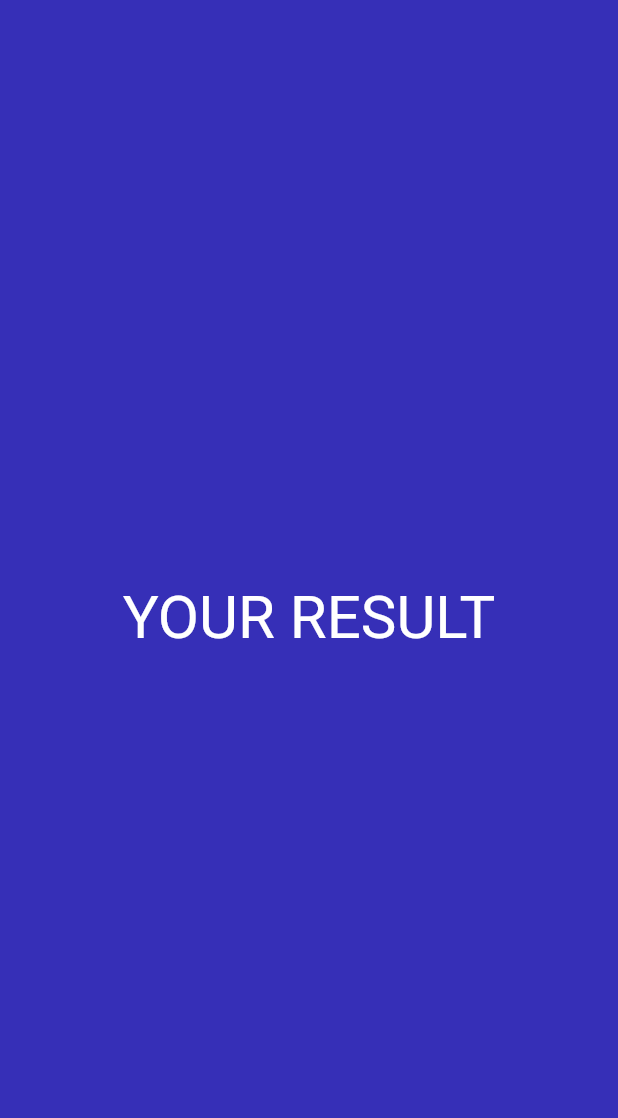
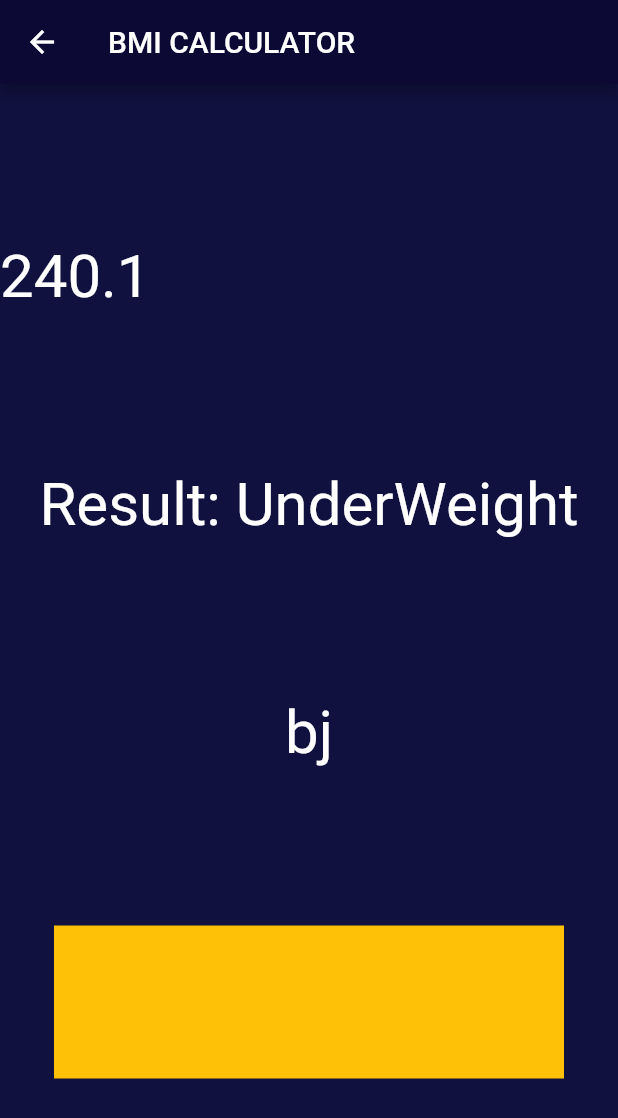
Before and after one commit to Hari15112003/BMI_Calculator, a Flutter app: the screen it shows after launch, after a tap on the "add circle" icon, after a tap on the "remove circle" icon, after a tap on "CALCULATE BMI", on a phone screen of 412 x 824 dp. Shown: the top 1118 px of the screen. Run offline on Flutter 3.47's test engine with Material 2 defaults, Android fonts, the phone set to English and light mode, and no system bars.

Commit message:
commit -4

```diff
--- a/lib/main.dart
+++ b/lib/main.dart
@@ -1,4 +1,5 @@
 import 'package:flutter/material.dart';
+import 'dart:math';
 import 'show.dart';
 
 const inactivecardColor = Color.fromARGB(255, 14, 42, 132);
@@ -8,11 +9,11 @@ void main() {
     theme:
         //slider _ ku changing the properties of slider
         ThemeData(
-            sliderTheme: SliderThemeData(
+            sliderTheme: const SliderThemeData(
       // tickMarkShape: ,
       showValueIndicator: ShowValueIndicator.always,
     )),
-    home: MyApp(),
+    home: const MyApp(),
     debugShowCheckedModeBanner: false,
   ));
 }
@@ -27,14 +28,15 @@ class MyApp extends StatefulWidget {
 class _MyAppState extends State<MyApp> {
   //slider value
   double rating = 0;
-  var hello = 0;
-  var weight = 0;
-  // var height = 0;
+  late var hello = 0; //height
+  late var _weight = 0; //weight
   var age = 0;
   bool enabled = false;
 
   Color malecardColor = inactivecardColor;
   Color femalecardColor = inactivecardColor;
+
+  calculator calc = calculator(height: 57, weight: 78);
 
   //method takes input as gender to check whether m/f
   void updateColor(int gender) {
@@ -59,11 +61,11 @@ class _MyAppState extends State<MyApp> {
   @override
   Widget build(BuildContext context) {
     return Scaffold(
-        backgroundColor: Color.fromARGB(255, 16, 17, 63),
+        backgroundColor: const Color.fromARGB(255, 16, 17, 63),
         appBar: AppBar(
-          title: Text("BMI CALCULATOR"),
+          title: const Text("BMI CALCULATOR"),
           centerTitle: true,
-          backgroundColor: Color.fromARGB(243, 12, 10, 53),
+          backgroundColor: const Color.fromARGB(243, 12, 10, 53),
           shape:
               RoundedRectangleBorder(borderRadius: BorderRadius.circular(15.0)),
         ),
@@ -84,7 +86,7 @@ class _MyAppState extends State<MyApp> {
                     colour: malecardColor,
                     childpro: Column(
                       mainAxisAlignment: MainAxisAlignment.spaceEvenly,
-                      children: [
+                      children: const [
                         Icon(
                           Icons.male,
                           color: Colors.white,
@@ -108,7 +110,7 @@ class _MyAppState extends State<MyApp> {
                     colour: femalecardColor,
                     childpro: Column(
                       mainAxisAlignment: MainAxisAlignment.spaceEvenly,
-                      children: [
+                      children: const [
                         Icon(
                           Icons.female,
                           color: Colors.white,
@@ -124,15 +126,32 @@ class _MyAppState extends State<MyApp> {
                 ),
               ],
             ),
-            SizedBox(height: 3.0),
+            const SizedBox(height: 3.0),
             Container(
+              width: 340.0,
+              height: 120.0,
+              decoration: BoxDecoration(
+                borderRadius: BorderRadius.circular(15),
+                color: Colors.white,
+                // color: Color.fromARGB(255, 14, 42, 132),
+                boxShadow: const [
+                  BoxShadow(
+                    color: Color.fromARGB(255, 12, 62, 228),
+                    offset: Offset(0.4, 0.2),
+                    blurRadius: 5.0,
+                    spreadRadius: 4.0,
+                    blurStyle: BlurStyle.normal,
+                  ),
+                  BoxShadow(color: Color.fromARGB(171, 17, 27, 47))
+                ],
+              ),
               child: Column(
                 mainAxisAlignment: MainAxisAlignment.spaceEvenly,
                 children: [
-                  SizedBox(
+                  const SizedBox(
                     height: 2.0,
                   ),
-                  Text(
+                  const Text(
                     "Height",
                     style: TextStyle(fontSize: 20.0),
                   ),
@@ -141,12 +160,12 @@ class _MyAppState extends State<MyApp> {
                     children: [
                       Text(
                         "$hello",
-                        style: TextStyle(
+                        style: const TextStyle(
                           fontSize: 20,
                         ),
                       ),
                       Column(
-                        children: [
+                        children: const [
                           SizedBox(
                             height: 5.0,
                           ),
@@ -177,52 +196,35 @@ class _MyAppState extends State<MyApp> {
 
                     // activeColor: Colors.red,
                     // inactiveColor: Colors.yellow,
-                    thumbColor: Colors.white,
+                    thumbColor: Color.fromARGB(255, 21, 45, 121),
                     mouseCursor: MouseCursor.defer,
                   ),
                 ],
               ),
-              width: 340.0,
-              height: 120.0,
-              decoration: BoxDecoration(
-                borderRadius: BorderRadius.circular(15),
-                color: Colors.white,
-                // color: Color.fromARGB(255, 14, 42, 132),
-                boxShadow: [
-                  BoxShadow(
-                    color: Color.fromARGB(255, 12, 62, 228),
-                    offset: Offset(0.4, 0.2),
-                    blurRadius: 5.0,
-                    spreadRadius: 4.0,
-                    blurStyle: BlurStyle.normal,
-                  ),
-                  BoxShadow(color: Color.fromARGB(171, 17, 27, 47))
-                ],
-              ),
             ),
-            SizedBox(height: 2.0),
+            const SizedBox(height: 2.0),
             Row(
               mainAxisAlignment: MainAxisAlignment.spaceEvenly,
               children: [
                 card(
-                  colour: Color.fromARGB(255, 14, 42, 132),
+                  colour: const Color.fromARGB(255, 14, 42, 132),
                   childpro: Column(
                     mainAxisAlignment: MainAxisAlignment.spaceEvenly,
                     children: [
                       Column(
                         children: [
-                          Text(
+                          const Text(
                             "Weight",
                             style:
                                 TextStyle(color: Colors.white, fontSize: 20.0),
                           ),
-                          SizedBox(
+                          const SizedBox(
                             height: 10.0,
                           ),
                           Text(
-                            "$weight",
-                            style:
-                                TextStyle(color: Colors.white, fontSize: 20.0),
+                            "$_weight",
+                            style: const TextStyle(
+                                color: Colors.white, fontSize: 20.0),
                           )
                         ],
                       ),
@@ -232,10 +234,10 @@ class _MyAppState extends State<MyApp> {
                             IconButton(
                                 onPressed: () {
                                   setState(() {
-                                    weight += 1;
+                                    _weight += 1;
                                   });
                                 },
-                                icon: Icon(
+                                icon: const Icon(
                                   Icons.add_circle,
                                   color: Colors.white,
                                   size: 30.0,
@@ -243,38 +245,38 @@ class _MyAppState extends State<MyApp> {
                             IconButton(
                                 onPressed: () {
                                   setState(() {
-                                    weight -= 1;
-                                    if (weight < 1) {
-                                      weight = 0;
+                                    _weight -= 1;
+                                    if (_weight < 1) {
+                                      _weight = 0;
                                     }
                                   });
                                 },
-                                icon: Icon(Icons.remove_circle,
+                                icon: const Icon(Icons.remove_circle,
                                     color: Colors.white, size: 30.0))
                           ]),
                     ],
                   ),
                 ),
                 card(
-                  colour: Color.fromARGB(255, 14, 42, 132),
+                  colour: const Color.fromARGB(255, 14, 42, 132),
                   childpro: Column(
                     mainAxisAlignment: MainAxisAlignment.spaceEvenly,
                     children: [
                       Column(
                         mainAxisAlignment: MainAxisAlignment.spaceEvenly,
                         children: [
-                          Text(
+                          const Text(
                             "Age",
                             style:
                                 TextStyle(color: Colors.white, fontSize: 20.0),
                           ),
-                          SizedBox(
+                          const SizedBox(
                             height: 10.0,
                           ),
                           Text(
                             "$age",
-                            style:
-                                TextStyle(color: Colors.white, fontSize: 20.0),
+                            style: const TextStyle(
+                                color: Colors.white, fontSize: 20.0),
                           )
                         ],
                       ),
@@ -287,7 +289,7 @@ class _MyAppState extends State<MyApp> {
                                     age += 1;
                                   });
                                 },
-                                icon: Icon(
+                                icon: const Icon(
                                   Icons.add_circle,
                                   color: Colors.white,
                                   size: 30.0,
@@ -301,7 +303,7 @@ class _MyAppState extends State<MyApp> {
                                     }
                                   });
                                 },
-                                icon: Icon(Icons.remove_circle,
+                                icon: const Icon(Icons.remove_circle,
                                     color: Colors.white, size: 30.0))
                           ]),
                     ],
@@ -309,34 +311,30 @@ class _MyAppState extends State<MyApp> {
                 ),
               ],
             ),
-            SizedBox(
+            const SizedBox(
               height: 4.0,
             ),
             GestureDetector(
               onTap: () => {
-                //method calling
+                // method calling
+                // ignore: unnecessary_new
 
                 Navigator.push(
-                    context, MaterialPageRoute(builder: (context) => show())),
-                Colors.white,
+                    context,
+                    MaterialPageRoute(
+                        builder: (context) => show(
+                              bmiresult: calc.calculateBMI(),
+                              result: calc.getresult(),
+                              interpre: calc.interpretation(),
+                            ))),
               },
               child: Container(
-                child: Center(
-                  child: Text(
-                    "CALCULATE BMI",
-                    selectionColor: Colors.white,
-                    style: TextStyle(
-                      color: Colors.blue,
-                      fontSize: 21,
-                    ),
-                  ),
-                ),
                 width: 290.0,
                 height: 50.0,
                 decoration: BoxDecoration(
                   borderRadius: BorderRadius.circular(15),
-                  color: Color.fromARGB(171, 2, 31, 91),
-                  boxShadow: [
+                  color: const Color.fromARGB(171, 2, 31, 91),
+                  boxShadow: const [
                     BoxShadow(
                       color: Color.fromARGB(255, 21, 45, 121),
                       offset: Offset(0.5, 0.5),
@@ -347,6 +345,16 @@ class _MyAppState extends State<MyApp> {
                     BoxShadow(color: Color.fromARGB(171, 2, 31, 91))
                   ],
                 ),
+                child: const Center(
+                  child: Text(
+                    "CALCULATE BMI",
+                    selectionColor: Colors.white,
+                    style: TextStyle(
+                      color: Colors.blue,
+                      fontSize: 21,
+                    ),
+                  ),
+                ),
               ),
             ),
           ],
@@ -356,11 +364,11 @@ class _MyAppState extends State<MyApp> {
 
 class card extends StatelessWidget {
   // creating constructor
-  card({this.childpro, required this.colour});
+  const card({this.childpro, required this.colour});
 
   final Color colour;
   final childpro;
-  double _rating = 20;
+  final double _rating = 20;
 
   @override
   Widget build(BuildContext context) {
@@ -371,7 +379,7 @@ class card extends StatelessWidget {
       decoration: BoxDecoration(
         color: colour,
         borderRadius: BorderRadius.circular(15),
-        boxShadow: [
+        boxShadow: const [
           BoxShadow(
             offset: Offset(2.0, 2.0),
             blurRadius: 5.0,
@@ -384,3 +392,37 @@ class card extends StatelessWidget {
     );
   }
 }
+
+class calculator {
+  double _bmi = 0.0;
+
+  final int height;
+  final int weight;
+  // using late here just read it
+  calculator({required this.height, required this.weight});
+
+  String calculateBMI() {
+    double _bmi = weight / pow(height / 100, 2);
+    return _bmi.toStringAsFixed(1); // how many decimal point -1
+  }
+
+  String getresult() {
+    if (_bmi >= 25) {
+      return "Overright";
+    } else if (_bmi > 18.5) {
+      return "Normal";
+    } else {
+      return "UnderWeight";
+    }
+  }
+
+  String interpretation() {
+    if (_bmi >= 25) {
+      return "hj";
+    } else if (_bmi > 18.5) {
+      return "mhv";
+    } else {
+      return "bj";
+    }
+  }
+}
--- a/lib/show.dart
+++ b/lib/show.dart
@@ -1,28 +1,55 @@
 import 'package:flutter/material.dart';
 import 'dart:math';
 
-class show extends StatefulWidget {
-  const show({super.key});
+class show extends StatelessWidget {
+  show({required this.bmiresult, required this.result, required this.interpre});
 
-  @override
-  State<show> createState() => _showState();
-}
+  final String bmiresult;
+  final String result;
+  final String interpre;
 
-class _showState extends State<show> {
   @override
   Widget build(BuildContext context) {
     return Scaffold(
-      backgroundColor: Color.fromARGB(255, 54, 47, 183),
-      body: Column(mainAxisAlignment: MainAxisAlignment.center, children: [
-        Row(mainAxisAlignment: MainAxisAlignment.center, children: [
+      appBar: AppBar(
+        title: Text("BMI CALCULATOR"),
+        backgroundColor: Color.fromARGB(243, 12, 10, 53),
+      ),
+      backgroundColor: Color.fromARGB(255, 16, 17, 63),
+      body: Column(mainAxisAlignment: MainAxisAlignment.spaceEvenly, children: [
+        Row(mainAxisAlignment: MainAxisAlignment.start, children: [
           Text(
-            "YOUR RESULT",
+            "$bmiresult",
             style: TextStyle(
               color: Colors.white,
               fontSize: 40.0,
             ),
           ),
         ]),
+        Text(
+          "Result: $result",
+          style: TextStyle(
+            color: Colors.white,
+            fontSize: 40.0,
+          ),
+        ),
+        Text(
+          "$interpre",
+          style: TextStyle(
+            color: Colors.white,
+            fontSize: 40.0,
+          ),
+        ),
+        GestureDetector(
+          onTap: () {
+            Navigator.pop(context);
+          },
+          child: Container(
+            height: 102,
+            width: 340,
+            color: Colors.amber,
+          ),
+        )
       ]),
     );
   }
@@ -30,34 +57,34 @@ class _showState extends State<show> {
 
 // new variable defined for result
 
-class calculator {
-  calculator(this.height, this.weight);
-  final int height;
-  final int weight;
-  late double _bmi; // using gate here just read it
+// class calculator {
+//   calculator(this.height, this.weight);
+//   final int height;
+//   final int weight;
+//   late double _bmi; // using late here just read it
 
-  String calculateBMI() {
-    double _bmi = weight / pow(height / 100, 2);
-    return _bmi.toStringAsFixed(1); // how many decimal point -1
-  }
+//   String calculateBMI() {
+//     double _bmi = weight / pow(height / 100, 2);
+//     return _bmi.toStringAsFixed(1); // how many decimal point -1
+//   }
 
-  String getresult() {
-    if (_bmi >= 25) {
-      return "Overright";
-    } else if (_bmi > 18.5) {
-      return "Normal";
-    } else {
-      return "UnderWeight";
-    }
-  }
+//   String getresult() {
+//     if (_bmi >= 25) {
+//       return "Overright";
+//     } else if (_bmi > 18.5) {
+//       return "Normal";
+//     } else {
+//       return "UnderWeight";
+//     }
+//   }
 
-  String interpretation() {
-    if (_bmi >= 25) {
-      return "";
-    } else if (_bmi > 18.5) {
-      return "";
-    } else {
-      return "";
-    }
-  }
-}
+//   String interpretation() {
+//     if (_bmi >= 25) {
+//       return "";
+//     } else if (_bmi > 18.5) {
+//       return "";
+//     } else {
+//       return "";
+//     }
+//   }
+// }
```
